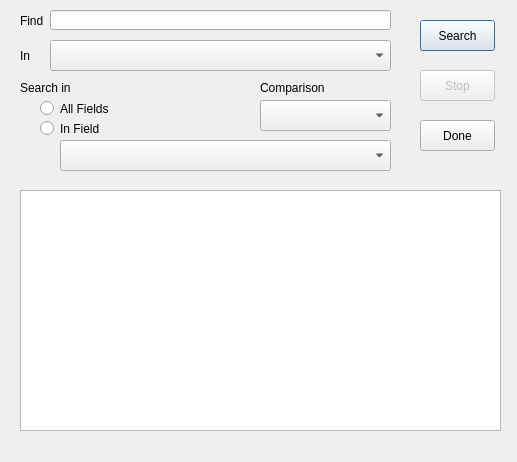
Old version of the form layersearch.ui in the repository NationalSecurityAgency/qgis-searchlayers-plugin.
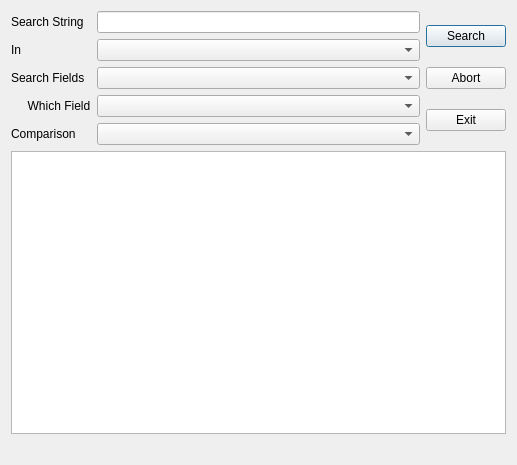
New version of the form.

Commit message: Update GUI to be font and machine independent.

```diff
--- a/layersearch.ui
+++ b/layersearch.ui
@@ -7,243 +7,114 @@
     <x>0</x>
     <y>0</y>
     <width>517</width>
-    <height>462</height>
+    <height>465</height>
    </rect>
   </property>
   <property name="windowTitle">
    <string>Layer Search</string>
   </property>
-  <widget class="QPushButton" name="doneButton">
-   <property name="geometry">
-    <rect>
-     <x>420</x>
-     <y>120</y>
-     <width>75</width>
-     <height>31</height>
-    </rect>
-   </property>
-   <property name="text">
-    <string>Done</string>
-   </property>
-   <property name="autoDefault">
-    <bool>false</bool>
-   </property>
-  </widget>
-  <widget class="QLabel" name="label">
-   <property name="geometry">
-    <rect>
-     <x>20</x>
-     <y>10</y>
-     <width>31</width>
-     <height>21</height>
-    </rect>
-   </property>
-   <property name="text">
-    <string>Find</string>
-   </property>
-  </widget>
-  <widget class="QLineEdit" name="findStringEdit">
-   <property name="geometry">
-    <rect>
-     <x>50</x>
-     <y>10</y>
-     <width>341</width>
-     <height>20</height>
-    </rect>
-   </property>
-  </widget>
-  <widget class="QComboBox" name="layerListComboBox">
-   <property name="geometry">
-    <rect>
-     <x>50</x>
-     <y>40</y>
-     <width>341</width>
-     <height>31</height>
-    </rect>
-   </property>
-  </widget>
-  <widget class="QLabel" name="label_2">
-   <property name="geometry">
-    <rect>
-     <x>20</x>
-     <y>40</y>
-     <width>21</width>
-     <height>31</height>
-    </rect>
-   </property>
-   <property name="text">
-    <string>In</string>
-   </property>
-  </widget>
-  <widget class="QLabel" name="label_3">
-   <property name="geometry">
-    <rect>
-     <x>20</x>
-     <y>80</y>
-     <width>51</width>
-     <height>16</height>
-    </rect>
-   </property>
-   <property name="text">
-    <string>Search in</string>
-   </property>
-  </widget>
-  <widget class="QRadioButton" name="allFieldsButton">
-   <property name="enabled">
-    <bool>true</bool>
-   </property>
-   <property name="geometry">
-    <rect>
-     <x>40</x>
-     <y>100</y>
-     <width>82</width>
-     <height>17</height>
-    </rect>
-   </property>
-   <property name="text">
-    <string>All Fields</string>
-   </property>
-  </widget>
-  <widget class="QRadioButton" name="inFieldRadioButton">
-   <property name="geometry">
-    <rect>
-     <x>40</x>
-     <y>120</y>
-     <width>82</width>
-     <height>17</height>
-    </rect>
-   </property>
-   <property name="text">
-    <string>In Field</string>
-   </property>
-  </widget>
-  <widget class="QComboBox" name="fieldListComboBox">
-   <property name="geometry">
-    <rect>
-     <x>60</x>
-     <y>140</y>
-     <width>331</width>
-     <height>31</height>
-    </rect>
-   </property>
-  </widget>
-  <widget class="QPushButton" name="searchButton">
-   <property name="geometry">
-    <rect>
-     <x>420</x>
-     <y>20</y>
-     <width>75</width>
-     <height>31</height>
-    </rect>
-   </property>
-   <property name="text">
-    <string>Search</string>
-   </property>
-   <property name="autoDefault">
-    <bool>false</bool>
-   </property>
-   <property name="default">
-    <bool>true</bool>
-   </property>
-  </widget>
-  <widget class="QTableWidget" name="resultsTable">
-   <property name="geometry">
-    <rect>
-     <x>20</x>
-     <y>190</y>
-     <width>481</width>
-     <height>241</height>
-    </rect>
-   </property>
-   <property name="sizePolicy">
-    <sizepolicy hsizetype="Expanding" vsizetype="Expanding">
-     <horstretch>0</horstretch>
-     <verstretch>0</verstretch>
-    </sizepolicy>
-   </property>
-   <property name="maximumSize">
-    <size>
-     <width>481</width>
-     <height>241</height>
-    </size>
-   </property>
-   <property name="editTriggers">
-    <set>QAbstractItemView::NoEditTriggers</set>
-   </property>
-   <property name="tabKeyNavigation">
-    <bool>false</bool>
-   </property>
-   <property name="selectionMode">
-    <enum>QAbstractItemView::SingleSelection</enum>
-   </property>
-   <property name="selectionBehavior">
-    <enum>QAbstractItemView::SelectRows</enum>
-   </property>
-   <property name="cornerButtonEnabled">
-    <bool>false</bool>
-   </property>
-   <attribute name="horizontalHeaderDefaultSectionSize">
-    <number>152</number>
-   </attribute>
-   <attribute name="horizontalHeaderHighlightSections">
-    <bool>false</bool>
-   </attribute>
-   <attribute name="verticalHeaderHighlightSections">
-    <bool>false</bool>
-   </attribute>
-  </widget>
-  <widget class="QComboBox" name="comparisonComboBox">
-   <property name="geometry">
-    <rect>
-     <x>260</x>
-     <y>100</y>
-     <width>131</width>
-     <height>31</height>
-    </rect>
-   </property>
-  </widget>
-  <widget class="QLabel" name="label_4">
-   <property name="geometry">
-    <rect>
-     <x>260</x>
-     <y>80</y>
-     <width>131</width>
-     <height>16</height>
-    </rect>
-   </property>
-   <property name="text">
-    <string>Comparison</string>
-   </property>
-  </widget>
-  <widget class="QPushButton" name="stopButton">
-   <property name="enabled">
-    <bool>false</bool>
-   </property>
-   <property name="geometry">
-    <rect>
-     <x>420</x>
-     <y>70</y>
-     <width>75</width>
-     <height>31</height>
-    </rect>
-   </property>
-   <property name="text">
-    <string>Stop</string>
-   </property>
-  </widget>
-  <widget class="QLabel" name="resultsLabel">
-   <property name="geometry">
-    <rect>
-     <x>20</x>
-     <y>440</y>
-     <width>481</width>
-     <height>16</height>
-    </rect>
-   </property>
-   <property name="text">
-    <string/>
-   </property>
-  </widget>
+  <layout class="QVBoxLayout" name="verticalLayout">
+   <item>
+    <layout class="QHBoxLayout" name="horizontalLayout">
+     <item>
+      <layout class="QVBoxLayout" name="verticalLayout_2">
+       <item>
+        <layout class="QFormLayout" name="formLayout">
+         <property name="fieldGrowthPolicy">
+          <enum>QFormLayout::AllNonFixedFieldsGrow</enum>
+         </property>
+         <item row="0" column="0">
+          <widget class="QLabel" name="label">
+           <property name="text">
+            <string>Search String</string>
+           </property>
+          </widget>
+         </item>
+         <item row="0" column="1">
+          <widget class="QLineEdit" name="findStringEdit"/>
+         </item>
+         <item row="1" column="0">
+          <widget class="QLabel" name="label_2">
+           <property name="text">
+            <string>In</string>
+           </property>
+          </widget>
+         </item>
+         <item row="2" column="0">
+          <widget class="QLabel" name="label_3">
+           <property name="text">
+            <string>Search Fields</string>
+           </property>
+          </widget>
+         </item>
+         <item row="2" column="1">
+          <widget class="QComboBox" name="searchInComboBox"/>
+         </item>
+         <item row="3" column="0">
+          <widget class="QLabel" name="label_4">
+           <property name="text">
+            <string>     Which Field</string>
+           </property>
+          </widget>
+         </item>
+         <item row="3" column="1">
+          <widget class="QComboBox" name="fieldListComboBox"/>
+         </item>
+         <item row="4" column="0">
+          <widget class="QLabel" name="label_5">
+           <property name="text">
+            <string>Comparison</string>
+           </property>
+          </widget>
+         </item>
+         <item row="4" column="1">
+          <widget class="QComboBox" name="comparisonComboBox"/>
+         </item>
+         <item row="1" column="1">
+          <widget class="QComboBox" name="layerListComboBox"/>
+         </item>
+        </layout>
+       </item>
+      </layout>
+     </item>
+     <item>
+      <layout class="QVBoxLayout" name="verticalLayout_4">
+       <item>
+        <widget class="QPushButton" name="searchButton">
+         <property name="text">
+          <string>Search</string>
+         </property>
+        </widget>
+       </item>
+       <item>
+        <widget class="QPushButton" name="stopButton">
+         <property name="text">
+          <string>Abort</string>
+         </property>
+        </widget>
+       </item>
+       <item>
+        <widget class="QPushButton" name="doneButton">
+         <property name="text">
+          <string>Exit</string>
+         </property>
+        </widget>
+       </item>
+      </layout>
+     </item>
+    </layout>
+   </item>
+   <item>
+    <widget class="QTableWidget" name="resultsTable"/>
+   </item>
+   <item>
+    <widget class="QLabel" name="resultsLabel">
+     <property name="text">
+      <string/>
+     </property>
+    </widget>
+   </item>
+  </layout>
  </widget>
  <resources/>
  <connections/>
```
The commit also changes 1 other file.
